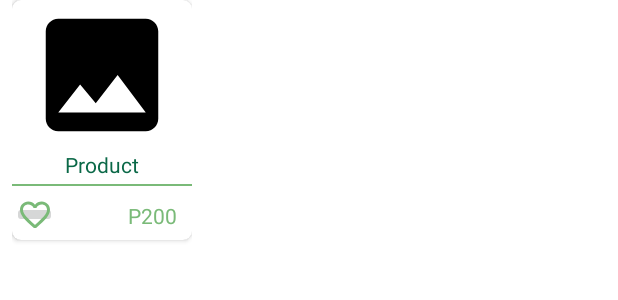
After one commit to LanceAntor/AndroidFinalProject, an Android app: the layout popular_item.xml on its own in the app's theme, with its tools: preview values and no code run, on a phone screen of 412 x 824 dp. The commit adds this screen. Shown: the top 300 px of the screen. Run offline under Robolectric (Android 15) with nearby library versions, the phone set to English and light mode, and no system bars; Roboto replaces fonts that are not available here.

Commit message:
GUBAA PALIHUGG FIX, dili ma open ang appp

```diff
--- a/app/build.gradle.kts
+++ b/app/build.gradle.kts
@@ -38,8 +38,12 @@ dependencies {
     implementation(libs.activity)
     implementation(libs.constraintlayout)
     implementation(libs.firebase.auth)
+    implementation(libs.play.services.ads.lite)
+    implementation(libs.firebase.database)
     testImplementation(libs.junit)
     androidTestImplementation(libs.ext.junit)
     androidTestImplementation(libs.espresso.core)
-
+    implementation("androidx.cardview:cardview:1.0.0") // Updated to AndroidX
+    implementation("com.squareup.picasso:picasso:2.8") // Updated to a newer version
+    implementation("androidx.recyclerview:recyclerview:1.2.1") // Updated to AndroidX
 }
--- /dev/null
+++ b/app/src/main/res/drawable/btn_favourite.xml
@@ -0,0 +1,5 @@
+<vector xmlns:android="http://schemas.android.com/apk/res/android" android:height="24dp" android:tint="#000000" android:viewportHeight="24" android:viewportWidth="24" android:width="24dp">
+
+    <path android:fillColor="@android:color/white" android:pathData="M16.5,3c-1.74,0 -3.41,0.81 -4.5,2.09C10.91,3.81 9.24,3 7.5,3 4.42,3 2,5.42 2,8.5c0,3.78 3.4,6.86 8.55,11.54L12,21.35l1.45,-1.32C18.6,15.36 22,12.28 22,8.5 22,5.42 19.58,3 16.5,3zM12.1,18.55l-0.1,0.1 -0.1,-0.1C7.14,14.24 4,11.39 4,8.5 4,6.5 5.5,5 7.5,5c1.54,0 3.04,0.99 3.57,2.36h1.87C13.46,5.99 14.96,5 16.5,5c2,0 3.5,1.5 3.5,3.5 0,2.89 -3.14,5.74 -7.9,10.05z"/>
+
+</vector>
--- /dev/null
+++ b/app/src/main/res/drawable/img_holder.xml
@@ -0,0 +1,5 @@
+<vector xmlns:android="http://schemas.android.com/apk/res/android" android:height="24dp" android:tint="#000000" android:viewportHeight="24" android:viewportWidth="24" android:width="24dp">
+
+    <path android:fillColor="@android:color/white" android:pathData="M21,19V5c0,-1.1 -0.9,-2 -2,-2H5c-1.1,0 -2,0.9 -2,2v14c0,1.1 0.9,2 2,2h14c1.1,0 2,-0.9 2,-2zM8.5,13.5l2.5,3.01L14.5,12l4.5,6H5l3.5,-4.5z"/>
+
+</vector>
--- /dev/null
+++ b/app/src/main/res/layout/popular_item.xml
@@ -0,0 +1,74 @@
+<?xml version="1.0" encoding="utf-8"?>
+<LinearLayout xmlns:android="http://schemas.android.com/apk/res/android"
+    android:layout_width="wrap_content"
+    android:layout_height="wrap_content"
+    xmlns:card_view="http://schemas.android.com/apk/res-auto"
+    android:orientation="vertical"
+    android:layout_marginLeft="8dp"
+    android:layout_marginRight="8dp">
+    <android.support.v7.widget.CardView
+        android:layout_width="120dp"
+        android:layout_height="160dp"
+        android:layout_marginBottom="15dp"
+        android:elevation="6dp"
+        card_view:cardCornerRadius="6dp"
+        >
+        <LinearLayout
+            android:layout_width="match_parent"
+            android:layout_height="wrap_content"
+            android:orientation="vertical"
+            >
+            <ImageView
+                android:id="@+id/prodImage"
+                android:layout_width="100dp"
+                android:layout_height="80dp"
+                android:layout_gravity="center"
+                android:layout_marginTop="10dp"
+                android:scaleType="centerCrop"
+
+                android:src="@drawable/img_holder"
+                />
+            <TextView
+                android:layout_width="wrap_content"
+                android:layout_height="wrap_content"
+                android:layout_gravity="center"
+                android:layout_marginTop="10dp"
+                android:id="@+id/prodName"
+                android:textColor="@color/darkgreen"
+                android:text="Product"
+                />
+            <View
+                android:layout_width="match_parent"
+                android:layout_height="1dp"
+                android:layout_marginTop="3dp"
+                android:layout_marginBottom="10dp"
+                android:background="@color/green" />
+            <LinearLayout
+                android:layout_width="match_parent"
+                android:layout_height="wrap_content"
+                android:orientation="horizontal"
+                >
+                <ImageButton
+                    android:layout_width="0dp"
+                    android:layout_height="18dp"
+                    android:layout_weight="1"
+                    android:src="@drawable/btn_favourite"
+                    card_view:tint="@color/green"
+                    />
+                <TextView
+                    android:layout_width="0dp"
+                    android:layout_height="wrap_content"
+                    android:layout_weight="3"
+                    android:gravity="right"
+                    android:paddingRight="10dp"
+                    android:id="@+id/prodPrice"
+                    android:text="P200"
+                    android:textColor="@color/green"
+                    />
+            </LinearLayout>
+        </LinearLayout>
+
+    </android.support.v7.widget.CardView>
+
+
+</LinearLayout>
--- a/gradle/libs.versions.toml
+++ b/gradle/libs.versions.toml
@@ -9,6 +9,8 @@ activity = "1.8.0"
 constraintlayout = "2.1.4"
 googleServices = "4.4.1"
 firebaseAuth = "23.0.0"
+playServicesAdsLite = "23.1.0"
+firebaseDatabase = "21.0.0"
 
 [libraries]
 junit = { group = "junit", name = "junit", version.ref = "junit" }
@@ -20,6 +22,8 @@ activity = { group = "androidx.activity", name = "activity", version = "1.9.0" }
 constraintlayout = { group = "androidx.constraintlayout", name = "constraintlayout", version.ref = "constraintlayout" }
 google-services = { group = "com.google.gms", name = "google-services", version.ref = "googleServices" }
 firebase-auth = { group = "com.google.firebase", name = "firebase-auth", version.ref = "firebaseAuth" }
+play-services-ads-lite = { group = "com.google.android.gms", name = "play-services-ads-lite", version.ref = "playServicesAdsLite" }
+firebase-database = { group = "com.google.firebase", name = "firebase-database", version.ref = "firebaseDatabase" }
 
 [plugins]
 androidApplication = { id = "com.android.application", version.ref = "agp" }
```
Also changed, not shown: app/src/main/AndroidManifest.xml (+13 -8 lines), app/src/main/java/com/example/finalproject/activities/Popular.java (added, +38 -0 lines), app/src/main/java/com/example/finalproject/activities/PopularAdapter.java (added, +66 -0 lines), app/src/main/java/com/example/finalproject/activities/ShopActivity.java (+48 -0 lines), app/src/main/res/layout/activity_shop.xml (+43 -8 lines), settings.gradle.kts (+1 -7 lines).
